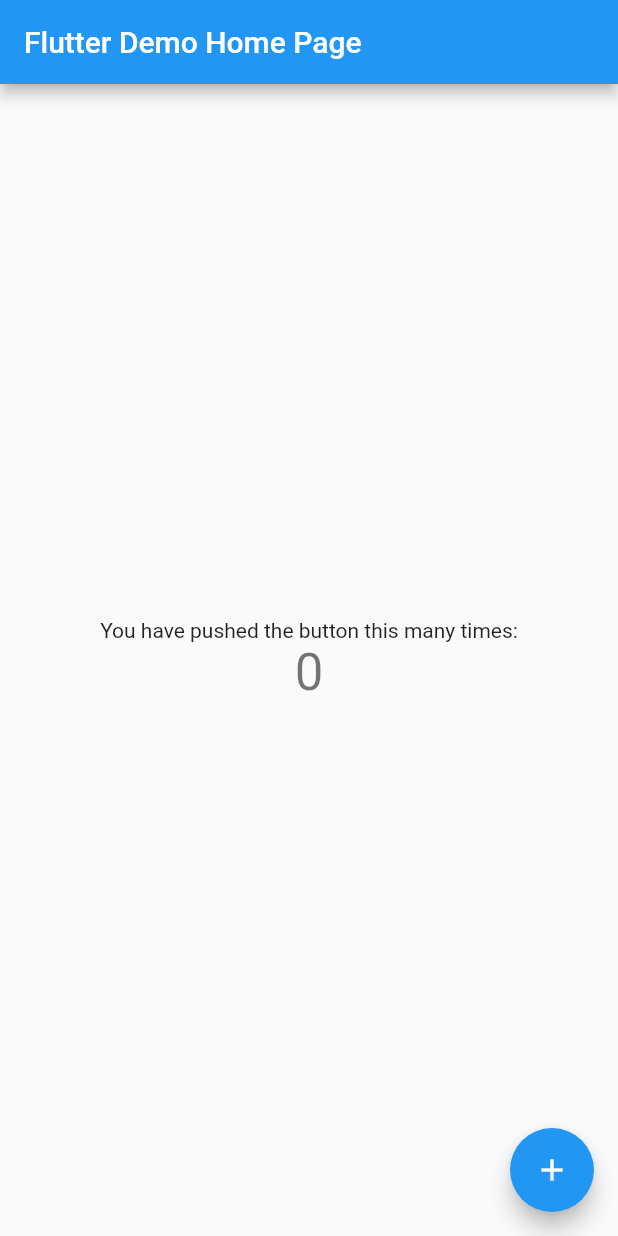
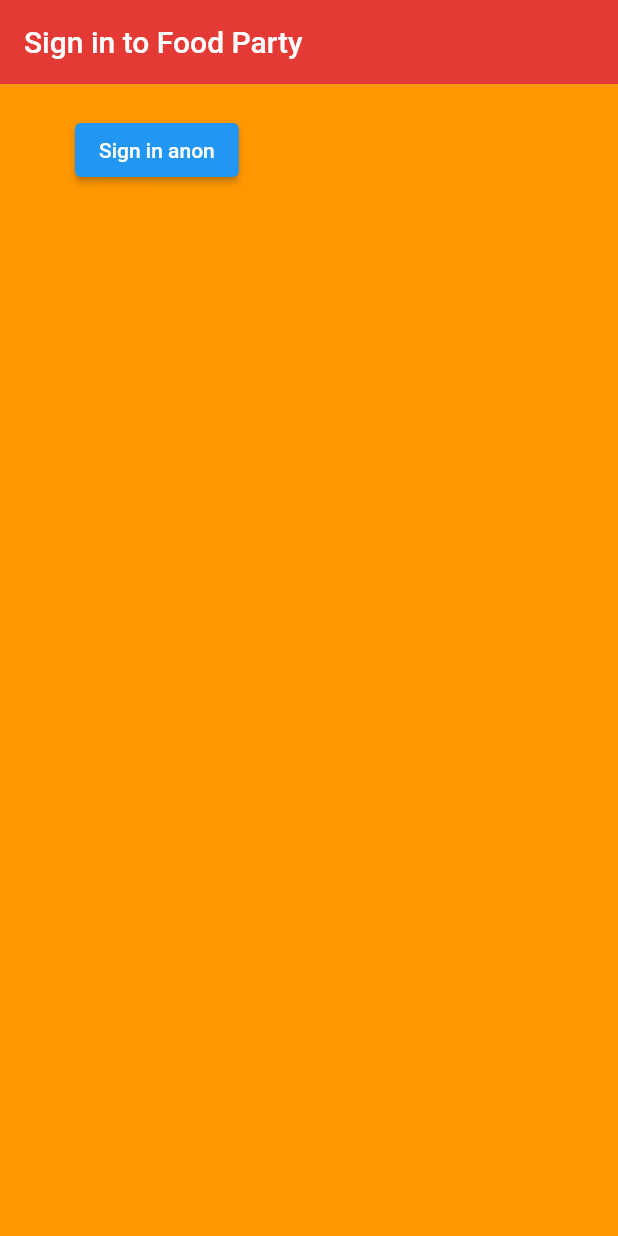
Before and after one commit to kmjaman/food-party, a Flutter app: the screen it shows after launch, on a phone screen of 412 x 824 dp. Run offline on Flutter 3.47's test engine with Material 2 defaults, Android fonts, the phone set to English and light mode, and no system bars; our stand-ins replace cloud_firestore, firebase_auth; accounts and stored records are empty.

Commit message:
added sign in screen

```diff
--- a/foodparty/lib/main.dart
+++ b/foodparty/lib/main.dart
@@ -1,4 +1,7 @@
 import 'package:flutter/material.dart';
+
+import 'package:cloud_firestore/cloud_firestore.dart';
+import 'package:foodparty/screens/wrapper.dart';
 
 void main() {
   runApp(MyApp());
@@ -9,105 +12,7 @@
   @override
   Widget build(BuildContext context) {
     return MaterialApp(
-      title: 'Flutter Demo',
-      theme: ThemeData(
-        // This is the theme of your application.
-        //
-        // Try running your application with "flutter run". You'll see the
-        // application has a blue toolbar. Then, without quitting the app, try
-        // changing the primarySwatch below to Colors.green and then invoke
-        // "hot reload" (press "r" in the console where you ran "flutter run",
-        // or simply save your changes to "hot reload" in a Flutter IDE).
-        // Notice that the counter didn't reset back to zero; the application
-        // is not restarted.
-        primarySwatch: Colors.blue,
-      ),
-      home: MyHomePage(title: 'Flutter Demo Home Page'),
+      home: Wrapper(),
     );
   }
 }
-
-class MyHomePage extends StatefulWidget {
-  MyHomePage({Key? key, required this.title}) : super(key: key);
-
-  // This widget is the home page of your application. It is stateful, meaning
-  // that it has a State object (defined below) that contains fields that affect
-  // how it looks.
-
-  // This class is the configuration for the state. It holds the values (in this
-  // case the title) provided by the parent (in this case the App widget) and
-  // used by the build method of the State. Fields in a Widget subclass are
-  // always marked "final".
-
-  final String title;
-
-  @override
-  _MyHomePageState createState() => _MyHomePageState();
-}
-
-class _MyHomePageState extends State<MyHomePage> {
-  int _counter = 0;
-
-  void _incrementCounter() {
-    setState(() {
-      // This call to setState tells the Flutter framework that something has
-      // changed in this State, which causes it to rerun the build method below
-      // so that the display can reflect the updated values. If we changed
-      // _counter without calling setState(), then the build method would not be
-      // called again, and so nothing would appear to happen.
-      _counter++;
-    });
-  }
-
-  @override
-  Widget build(BuildContext context) {
-    // This method is rerun every time setState is called, for instance as done
-    // by the _incrementCounter method above.
-    //
-    // The Flutter framework has been optimized to make rerunning build methods
-    // fast, so that you can just rebuild anything that needs updating rather
-    // than having to individually change instances of widgets.
-    return Scaffold(
-      appBar: AppBar(
-        // Here we take the value from the MyHomePage object that was created by
-        // the App.build method, and use it to set our appbar title.
-        title: Text(widget.title),
-      ),
-      body: Center(
-        // Center is a layout widget. It takes a single child and positions it
-        // in the middle of the parent.
-        child: Column(
-          // Column is also a layout widget. It takes a list of children and
-          // arranges them vertically. By default, it sizes itself to fit its
-          // children horizontally, and tries to be as tall as its parent.
-          //
-          // Invoke "debug painting" (press "p" in the console, choose the
-          // "Toggle Debug Paint" action from the Flutter Inspector in Android
-          // Studio, or the "Toggle Debug Paint" command in Visual Studio Code)
-          // to see the wireframe for each widget.
-          //
-          // Column has various properties to control how it sizes itself and
-          // how it positions its children. Here we use mainAxisAlignment to
-          // center the children vertically; the main axis here is the vertical
-          // axis because Columns are vertical (the cross axis would be
-          // horizontal).
-          mainAxisAlignment: MainAxisAlignment.center,
-          children: <Widget>[
-            Text(
-              'You have pushed the button this many times:',
-            ),
-            Text(
-              '$_counter',
-              style: Theme.of(context).textTheme.headline4,
-            ),
-          ],
-        ),
-      ),
-      floatingActionButton: FloatingActionButton(
-        onPressed: _incrementCounter,
-        tooltip: 'Increment',
-        child: Icon(Icons.add),
-      ), // This trailing comma makes auto-formatting nicer for build methods.
-    );
-  }
-}
--- /dev/null
+++ b/foodparty/lib/screens/authenticate/authenticate.dart
@@ -0,0 +1,18 @@
+import 'package:flutter/material.dart';
+import 'package:foodparty/screens/authenticate/sign_in.dart';
+
+class Authenticate extends StatefulWidget {
+  const Authenticate({ Key? key }) : super(key: key);
+
+  @override
+  _AuthenticateState createState() => _AuthenticateState();
+}
+
+class _AuthenticateState extends State<Authenticate> {
+  @override
+  Widget build(BuildContext context) {
+    return Container(
+      child: SignIn(),
+    );
+  }
+}
--- /dev/null
+++ b/foodparty/lib/screens/authenticate/sign_in.dart
@@ -0,0 +1,31 @@
+import 'package:flutter/material.dart';
+
+class SignIn extends StatefulWidget {
+  const SignIn({ Key? key }) : super(key: key);
+
+  @override
+  _SignInState createState() => _SignInState();
+}
+
+class _SignInState extends State<SignIn> {
+  @override
+  Widget build(BuildContext context) {
+    return Scaffold(
+      backgroundColor: Colors.orange,
+      appBar: AppBar(
+        backgroundColor: Colors.red[600],
+        elevation: 0,
+        title: Text('Sign in to Food Party'),
+      ),
+      body: Container(
+        padding: EdgeInsets.symmetric(vertical: 20, horizontal: 50),
+        child: ElevatedButton(
+          child: Text('Sign in anon'),
+          onPressed: () async{
+
+          },
+        ),
+      ),
+    );
+  }
+}
--- /dev/null
+++ b/foodparty/lib/screens/home/home.dart
@@ -0,0 +1,12 @@
+import 'package:flutter/material.dart';
+
+class Home extends StatelessWidget {
+  const Home({ Key? key }) : super(key: key);
+
+  @override
+  Widget build(BuildContext context) {
+    return Container(
+      child: Text('home'),
+    );
+  }
+}
--- /dev/null
+++ b/foodparty/lib/screens/wrapper.dart
@@ -0,0 +1,12 @@
+import 'package:flutter/material.dart';
+import 'package:foodparty/screens/authenticate/authenticate.dart';
+import 'package:foodparty/screens/home/home.dart';
+
+class Wrapper extends StatelessWidget {
+  const Wrapper({ Key? key }) : super(key: key);
+
+  @override
+  Widget build(BuildContext context) {
+    return Authenticate();
+  }
+}
--- /dev/null
+++ b/foodparty/lib/services/auth.dart
@@ -0,0 +1,18 @@
+import 'package:firebase_auth/firebase_auth.dart';
+
+class AuthService {
+  final FirebaseAuth _auth = FirebaseAuth.instance;
+
+  Future signInAnon() async{
+    try{
+      UserCredential result = await _auth.signInAnonymously();
+      User? user = result.user;
+      return user;
+
+    } catch(e){
+      print(e.toString());
+      return null;
+
+    }
+  }
+}
--- a/foodparty/pubspec.yaml
+++ b/foodparty/pubspec.yaml
@@ -28,6 +28,8 @@
   # The following adds the Cupertino Icons font to your application.
   # Use with the CupertinoIcons class for iOS style icons.
   cupertino_icons: ^1.0.2
+  firebase_auth: ^3.0.1
+  cloud_firestore: ^2.4.0
 
 dev_dependencies:
   flutter_test:
```
Also changed, not shown: 7 other files.
